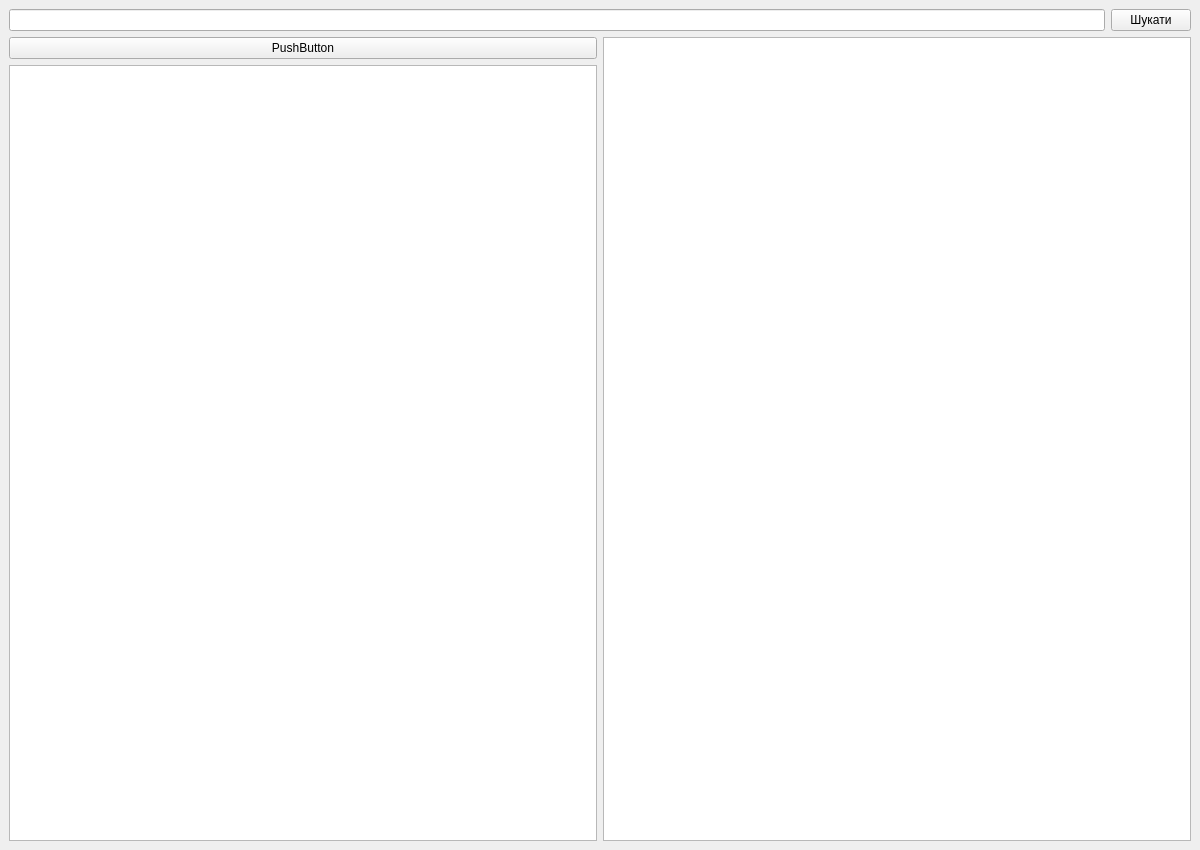
Before: the Qt Designer form gui/main.ui in andrii-shchur/TeleCloud, drawn with Qt 5.
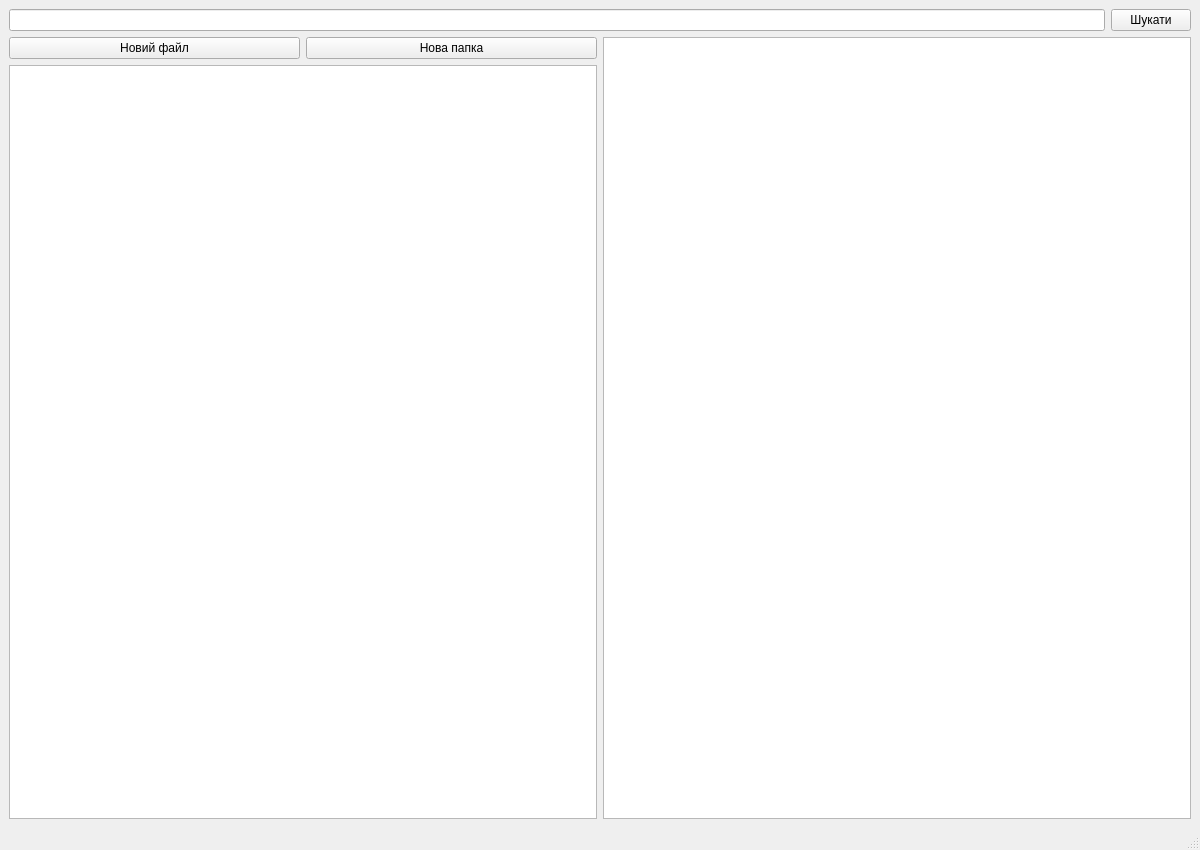
After: the same form once the commit is applied. Icons and pictures are not drawn.

Diff of the .ui file:
```diff
--- a/gui/main.ui
+++ b/gui/main.ui
@@ -14,7 +14,7 @@
    <string>MainWindow</string>
   </property>
   <widget class="QWidget" name="centralwidget">
-   <layout class="QVBoxLayout" name="verticalLayout">
+   <layout class="QVBoxLayout" name="verticalLayout_2">
     <item>
      <layout class="QHBoxLayout" name="horizontalLayout">
       <item>
@@ -30,22 +30,33 @@
      </layout>
     </item>
     <item>
-     <layout class="QGridLayout" name="gridLayout_2">
-      <item row="0" column="0">
-       <layout class="QGridLayout" name="gridLayout">
-        <item row="0" column="0">
-         <widget class="QPushButton" name="upload_button">
-          <property name="text">
-           <string>PushButton</string>
-          </property>
-         </widget>
+     <layout class="QHBoxLayout" name="horizontalLayout_3">
+      <item>
+       <layout class="QVBoxLayout" name="verticalLayout">
+        <item>
+         <layout class="QHBoxLayout" name="horizontalLayout_2">
+          <item>
+           <widget class="QPushButton" name="upload_button">
+            <property name="text">
+             <string>Новий файл</string>
+            </property>
+           </widget>
+          </item>
+          <item>
+           <widget class="QPushButton" name="folder_create">
+            <property name="text">
+             <string>Нова папка</string>
+            </property>
+           </widget>
+          </item>
+         </layout>
         </item>
-        <item row="1" column="0">
+        <item>
          <widget class="QTreeView" name="treeView"/>
         </item>
        </layout>
       </item>
-      <item row="0" column="1">
+      <item>
        <widget class="QListView" name="listView"/>
       </item>
      </layout>
@@ -62,6 +73,7 @@
     </rect>
    </property>
   </widget>
+  <widget class="QStatusBar" name="statusBar"/>
  </widget>
  <resources/>
  <connections/>
```
Left out of the diff: 10 changed lines with no effect on the pictures.
